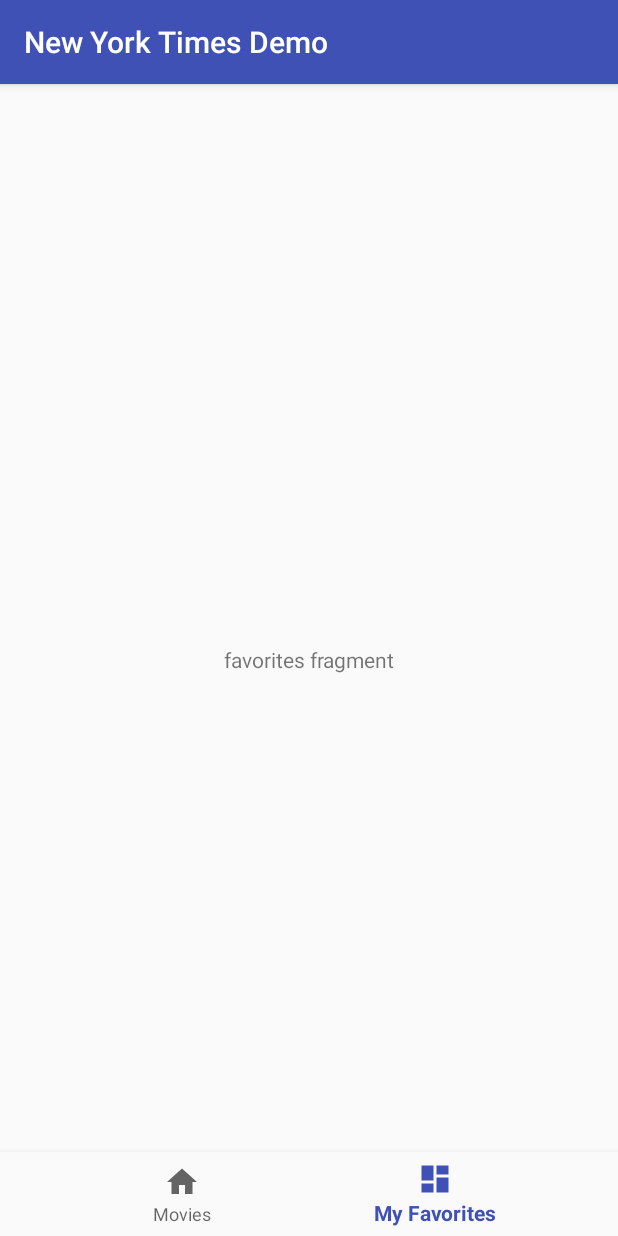
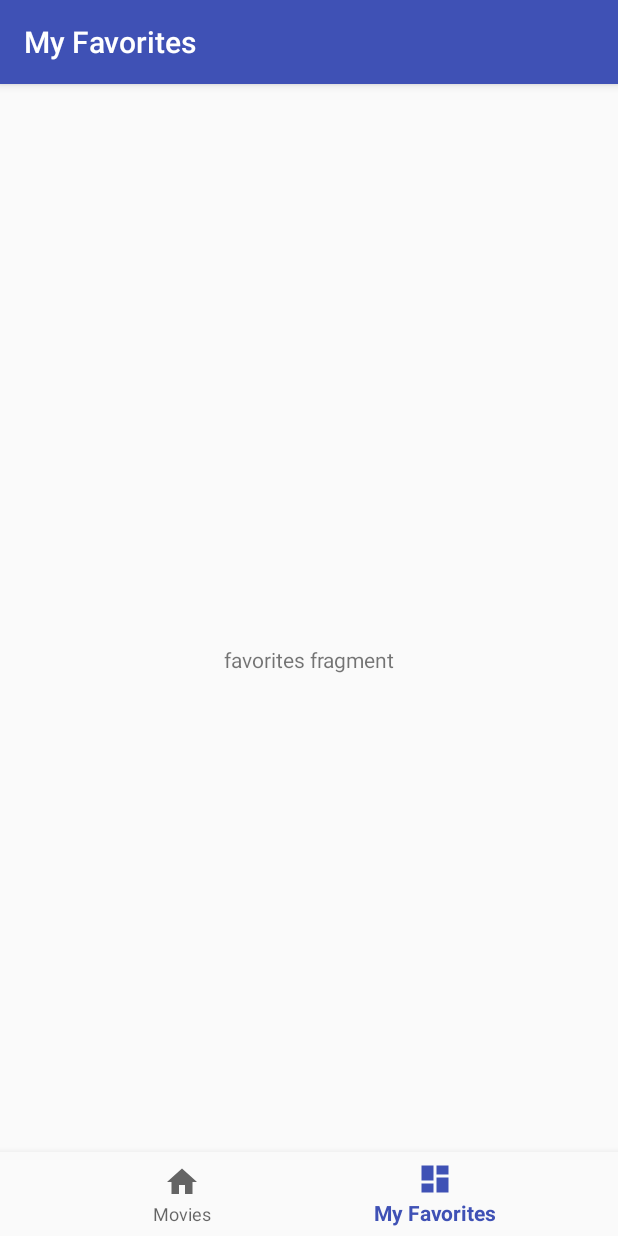
Before and after one commit to Vtiwarie/New_York_Times_Demo, an Android app: the screen it shows after launch (NavigationActivity), item 2 of the bottom bar chosen, on a phone screen of 412 x 824 dp. Run offline under Robolectric (Android 15) with nearby library versions, the phone set to English and light mode, and no system bars.

Commit message:
added titles

```diff
--- a/app/src/main/java/demo/nytimes/vishaan/com/newyorktimesdemo/ui/navigation/favorites/FavoritesFragment.java
+++ b/app/src/main/java/demo/nytimes/vishaan/com/newyorktimesdemo/ui/navigation/favorites/FavoritesFragment.java
@@ -2,6 +2,7 @@ package demo.nytimes.vishaan.com.newyorktimesdemo.ui.navigation.favorites;
 
 
 import android.os.Bundle;
+import android.support.annotation.Nullable;
 import android.support.v4.app.Fragment;
 import android.view.LayoutInflater;
 import android.view.View;
@@ -35,4 +36,10 @@ public class FavoritesFragment extends BaseFragment {
         View view = inflater.inflate(R.layout.fragment_favorites, container, false);
         return view;
     }
+
+    @Override
+    public void onCreate(@Nullable Bundle savedInstanceState) {
+        super.onCreate(savedInstanceState);
+        getActivity().setTitle(R.string.title_favorites);
+    }
 }
--- a/app/src/main/java/demo/nytimes/vishaan/com/newyorktimesdemo/ui/navigation/movies/MovieReviewsFragment.java
+++ b/app/src/main/java/demo/nytimes/vishaan/com/newyorktimesdemo/ui/navigation/movies/MovieReviewsFragment.java
@@ -1,6 +1,7 @@
 package demo.nytimes.vishaan.com.newyorktimesdemo.ui.navigation.movies;
 
 import android.os.Bundle;
+import android.support.annotation.Nullable;
 import android.view.LayoutInflater;
 import android.view.View;
 import android.view.ViewGroup;
@@ -28,4 +29,10 @@ public class MovieReviewsFragment extends BaseFragment {
         View view = inflater.inflate(R.layout.fragment_movie_reviews, container, false);
         return view;
     }
+
+    @Override
+    public void onCreate(@Nullable Bundle savedInstanceState) {
+        super.onCreate(savedInstanceState);
+        getActivity().setTitle(R.string.movie_reviews);
+    }
 }
--- a/app/src/main/res/values/strings.xml
+++ b/app/src/main/res/values/strings.xml
@@ -2,4 +2,6 @@
     <string name="app_name">New York Times Demo</string>
     <string name="title_movies">Movies</string>
     <string name="title_favorites">My Favorites</string>
+    <string name="movie_reviews">Movie Reviews</string>
+    <string name="movies">My Favorites</string>
 </resources>
```
